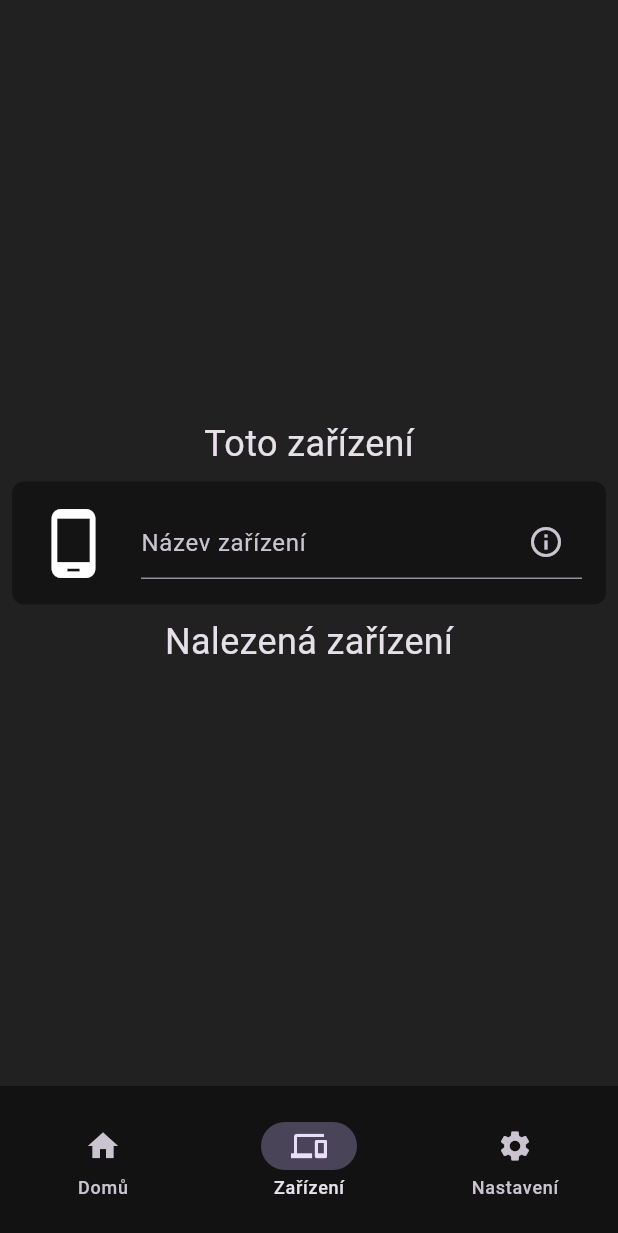
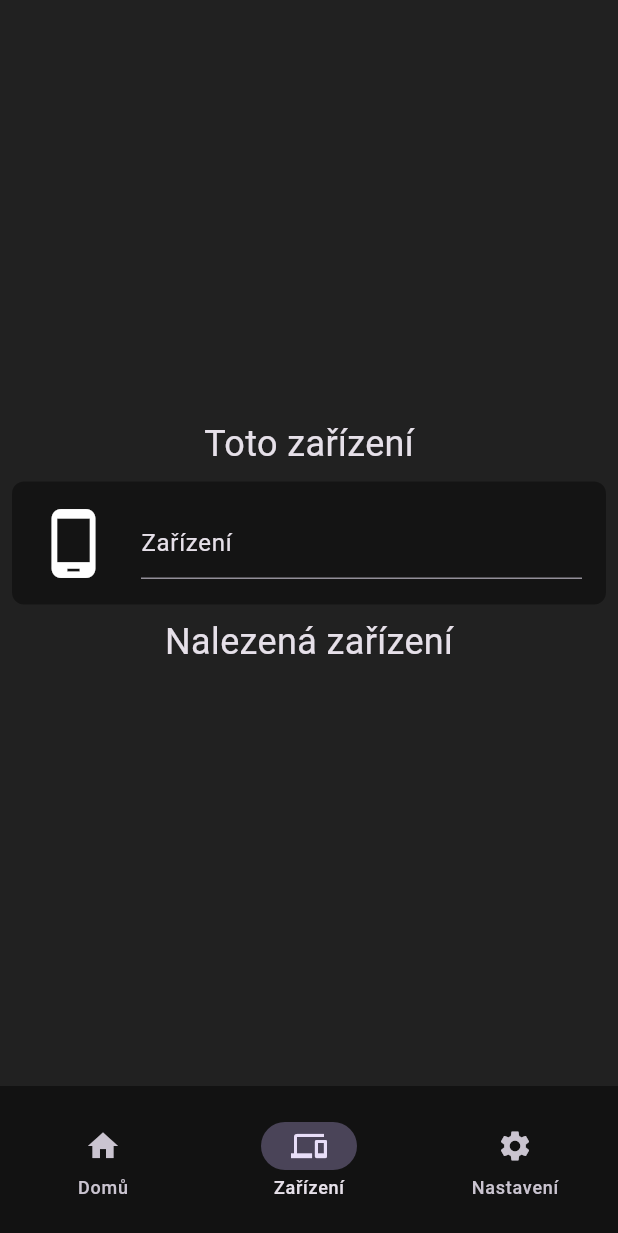
Before and after one commit to Matyas-C/device_link, a Flutter app: the screen it shows after launch, item 2 of the bottom bar chosen, on a phone screen of 412 x 824 dp. Shown: the top 1233 px of the screen. Run offline on Flutter 3.47's test engine with Material 3 defaults, Android fonts, the phone set to English and light mode, and no system bars; our stand-ins replace hive_ce, hive_ce_flutter; missing offline and left inert: network_info_plus, window_manager; accounts and stored records are empty; statements that could not run were skipped.

Commit message:
added a text controller to save the device name

```diff
--- a/lib/database.dart
+++ b/lib/database.dart
@@ -14,5 +14,8 @@ class DeviceBox {
     if (!_deviceBox.containsKey('uuid')) {
       _deviceBox.put('uuid', const Uuid().v4().toString());
     }
+    if (!_deviceBox.containsKey('name')) {
+      _deviceBox.put('name', 'Zařízení');
+    }
   }
 }
--- /dev/null
+++ b/lib/ui/other/device_name_text_controller.dart
@@ -0,0 +1,20 @@
+import 'package:flutter/material.dart';
+import 'package:hive_ce_flutter/hive_flutter.dart';
+import 'package:hive_ce/hive.dart';
+
+class DeviceNameTextController {
+  final TextEditingController textController = TextEditingController();
+  final _deviceBox = Hive.box('device');
+
+  DeviceNameTextController() {
+    textController.text = _deviceBox.get('name');
+
+    textController.addListener(() {
+      _deviceBox.put('name', textController.text);
+    });
+  }
+
+  void dispose() {
+    textController.dispose();
+  }
+}
--- a/lib/ui/pages/devices_page.dart
+++ b/lib/ui/pages/devices_page.dart
@@ -5,6 +5,7 @@ import '../tiles/discovered_device_tile.dart';
 import 'package:device_link/other_device.dart';
 import 'package:device_link/util/device_type.dart';
 import 'package:device_link/util/device_icon.dart';
+import 'package:device_link/ui/other/device_name_text_controller.dart';
 
 class DevicesPage extends StatefulWidget {
   const DevicesPage({super.key});
@@ -43,9 +44,6 @@ class _DevicesPageState extends State<DevicesPage> {
                 color: Colors.black38,
                 borderRadius: BorderRadius.circular(8),
               ),
-              child: Stack(
-                children: [
-                  Positioned(
               child: Row(
                 mainAxisAlignment: MainAxisAlignment.center,
                 children: [
@@ -54,24 +52,13 @@ class _DevicesPageState extends State<DevicesPage> {
                     size: 50,
                   ),
                   const SizedBox(width: 20),
-                        const Expanded(
+                  Expanded(
                     child: TextField(
-                            decoration: InputDecoration(
+                      controller: DeviceNameTextController().textController,
+                      decoration: const InputDecoration(
                         border: UnderlineInputBorder(),
                         hintText: "Název zařízení",
                       ),
-                          ),
-                        ),
-                      ],
-                    ),
-                  ),
-                  Positioned(
-                    right: 0,
-                    child: IconButton(
-                      icon: const Icon(Icons.info_outline),
-                      hoverColor: null,
-                      onPressed: () {
-                      },
                     ),
                   ),
                 ],
```
Lines whose indentation alone changed are shown as unchanged.
